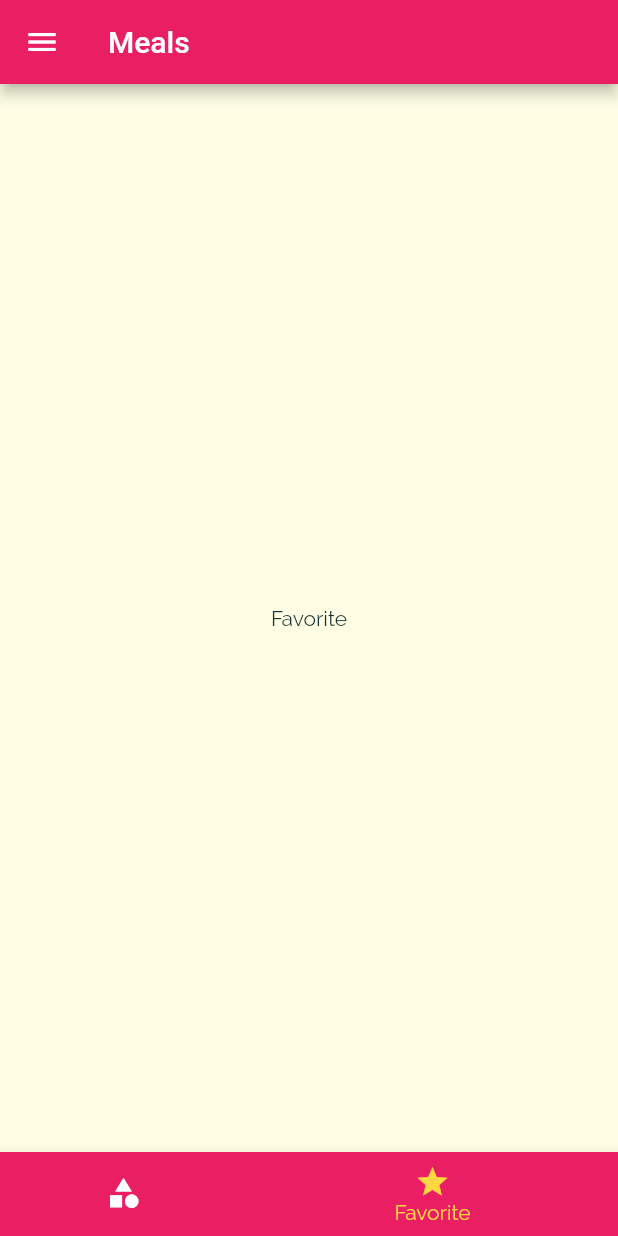
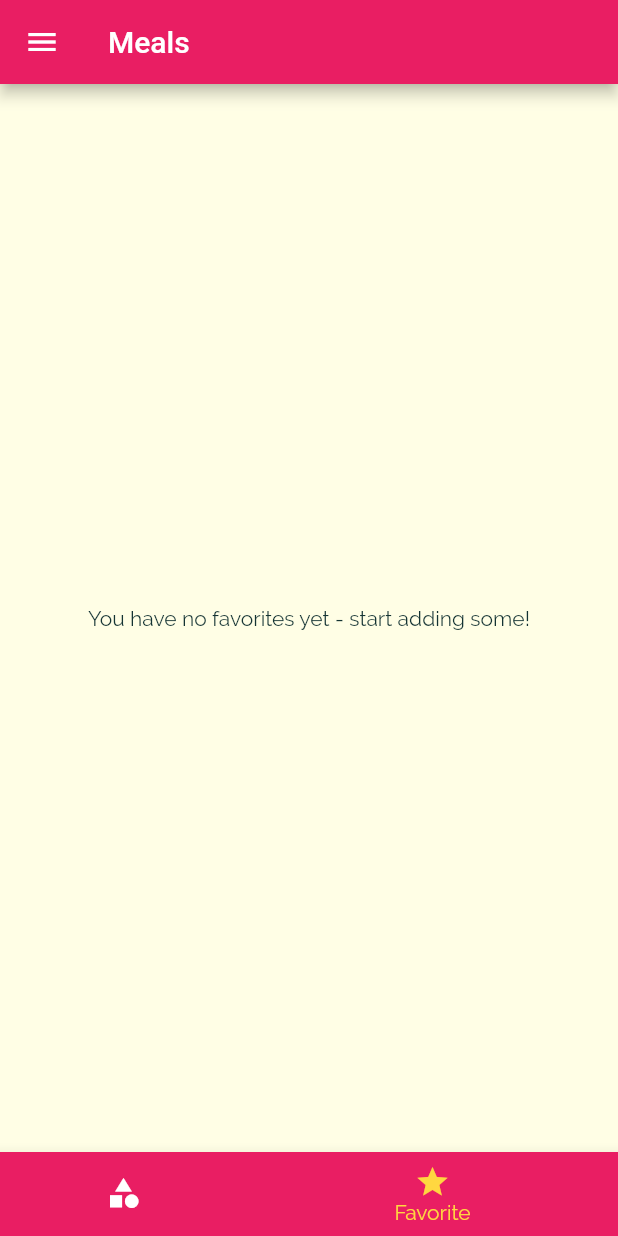
Before and after one commit to southxzx/flutter_learning, a Flutter app: the screen it shows after launch, item 2 of the bottom bar chosen, on a phone screen of 412 x 824 dp. Run offline on Flutter 3.47's test engine with Material 2 defaults, Android fonts, the phone set to English and light mode, and no system bars.

Commit message:
* done FoodApp

```diff
--- a/flutter_navigation/navigation/lib/main.dart
+++ b/flutter_navigation/navigation/lib/main.dart
@@ -26,6 +26,7 @@ class _MyAppState extends State<MyApp> {
     'vegetarian': false,
   };
   List<Meal> _availableMeals = DUMMY_MEALS;
+  final List<Meal> _favMeals = [];
 
   void _setFilters(Map<String, bool> filterData) {
     setState(() {
@@ -46,6 +47,23 @@ class _MyAppState extends State<MyApp> {
         return true;
       }).toList();
     });
+  }
+
+  void _toggleFav(String mealId) {
+    final existingIndex = _favMeals.indexWhere((meal) => meal.id == mealId);
+    if (existingIndex >= 0) {
+      setState(() {
+        _favMeals.removeAt(existingIndex);
+      });
+    } else {
+      setState(() {
+        _favMeals.add(DUMMY_MEALS.firstWhere((meal) => meal.id == mealId));
+      });
+    }
+  }
+
+  bool _isMealFav(String id) {
+    return _favMeals.any((meal) => meal.id == id);
   }
 
   // This widget is the root of your application.
@@ -71,10 +89,13 @@ class _MyAppState extends State<MyApp> {
       // home: const CategoriesScreen(),
       initialRoute: '/',
       routes: {
-        '/': (ctx) => const TabScreen(),
+        '/': (ctx) => TabScreen(favMeals: _favMeals),
         CategoryMealsScreen.routeName: (ctx) =>
             CategoryMealsScreen(availableMeals: _availableMeals),
-        MealDetailScreen.routeName: (ctx) => const MealDetailScreen(),
+        MealDetailScreen.routeName: (ctx) => MealDetailScreen(
+              toggleFav: (mealId) => _toggleFav(mealId),
+              isFav: (mealId) => _isMealFav(mealId),
+            ),
         FiltersScreen.routeName: (ctx) => FiltersScreen(
             currentFilters: _filters,
             saveFilters: (filterData) => _setFilters(filterData)),
--- a/flutter_navigation/navigation/lib/screens/favorite_screen.dart
+++ b/flutter_navigation/navigation/lib/screens/favorite_screen.dart
@@ -1,10 +1,30 @@
 import 'package:flutter/material.dart';
+import 'package:navigation/models/meal.dart';
+
+import '../widgets/meal_item.dart';
 
 class FavoriteScreen extends StatelessWidget {
-  const FavoriteScreen({Key? key}) : super(key: key);
+  final List<Meal> favMeals;
+
+  const FavoriteScreen({Key? key, required this.favMeals}) : super(key: key);
 
   @override
   Widget build(BuildContext context) {
-    return Center(child: Text('Favorite'));
+    if (favMeals.isEmpty) {
+      return const Center(
+          child: Text('You have no favorites yet - start adding some!'));
+    } else {
+      return ListView.builder(
+          itemBuilder: (ctx, i) {
+            return MealItem(
+                id: favMeals[i].id,
+                affordability: favMeals[i].affordability,
+                complexity: favMeals[i].complexity,
+                duration: favMeals[i].duration,
+                imageUrl: favMeals[i].imageUrl,
+                title: favMeals[i].title);
+          },
+          itemCount: favMeals.length);
+    }
   }
 }
--- a/flutter_navigation/navigation/lib/screens/tabs_screen.dart
+++ b/flutter_navigation/navigation/lib/screens/tabs_screen.dart
@@ -1,22 +1,29 @@
 import 'package:flutter/material.dart';
+import 'package:navigation/models/meal.dart';
 import 'package:navigation/screens/categories_screen.dart';
 import 'package:navigation/screens/favorite_screen.dart';
 import 'package:navigation/widgets/main_drawer.dart';
 
 class TabScreen extends StatefulWidget {
-  const TabScreen({Key? key}) : super(key: key);
+  final List<Meal> favMeals;
+  const TabScreen({Key? key, required this.favMeals}) : super(key: key);
 
   @override
   State<TabScreen> createState() => _TabScreenState();
 }
 
 class _TabScreenState extends State<TabScreen> {
-  final List<Widget> _pages = [
-    const CategoriesScreen(),
-    const FavoriteScreen()
-  ];
+  List<Widget> _pages = [];
+  int _selectedPageIndex = 0;
 
-  int _selectedPageIndex = 0;
+  @override
+  initState() {
+    _pages = [
+      const CategoriesScreen(),
+      FavoriteScreen(favMeals: widget.favMeals)
+    ];
+    super.initState();
+  }
 
   void _selectPage(int index) {
     setState(() {
```
Also changed, not shown: flutter_navigation/navigation/lib/screens/meal_detail_screen.dart (+9 -6 lines).
